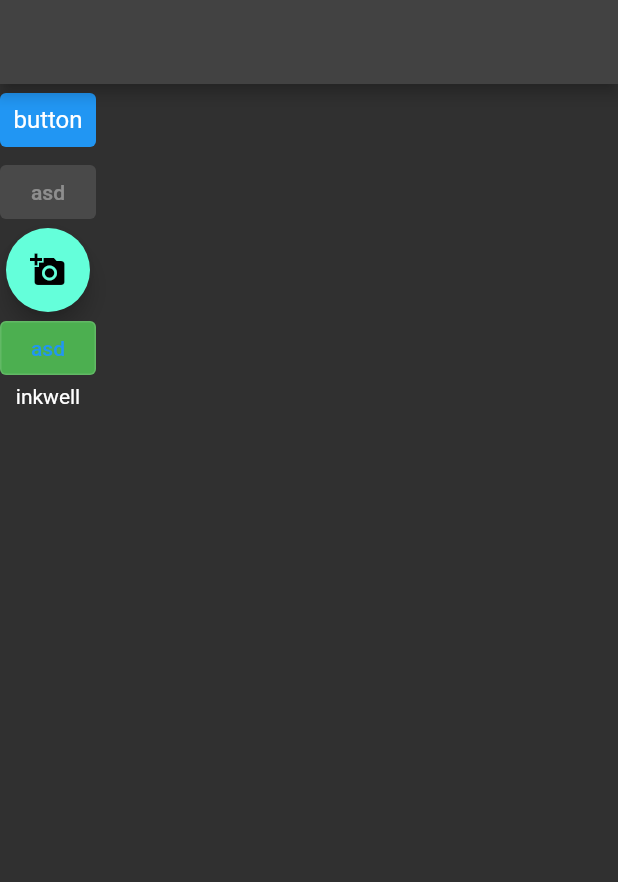
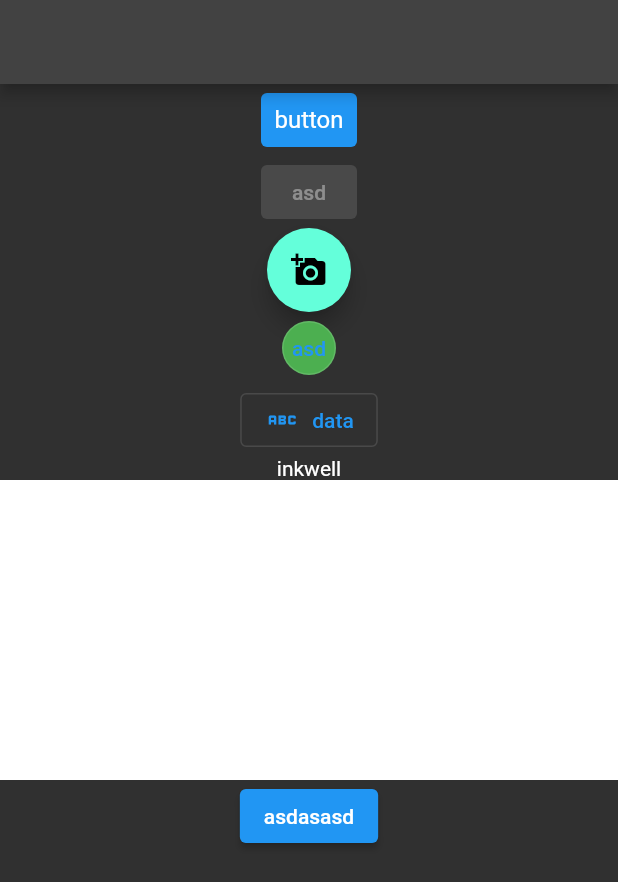
Before and after one commit to gitsametcan/LearnFlutter, a Flutter app: the screen it shows after launch, on a phone screen of 412 x 824 dp. Shown: the top 882 px of the screen. Run offline on Flutter 3.47's test engine with Material 2 defaults, Android fonts, the phone set to English and light mode, and no system bars.

Commit message:
Just buttons trying

```diff
--- a/flutter_projects/flutter_full_learn/lib/baslangic/button_learn.dart
+++ b/flutter_projects/flutter_full_learn/lib/baslangic/button_learn.dart
@@ -30,17 +30,31 @@ class ButtonLearn extends StatelessWidget {
         ),
         OutlinedButton(
           style: OutlinedButton.styleFrom(
-            backgroundColor: Colors.green
+            backgroundColor: Colors.green,
+            shape: const CircleBorder(),
+            padding: const EdgeInsets.all(10)
           ),
           onPressed: (){}, child: const Text('asd')),
+        OutlinedButton.icon(onPressed: (){}, icon: const Icon(Icons.abc), label: const Text("data")),
 
         InkWell(
           onTap: () {},
           child: const Text('inkwell'),
-        )
+        ),
+        Container(
+          height: 200,
+          color: Colors.white,
+        ),
+        ElevatedButton(
+          style: ElevatedButton.styleFrom(),
+          onPressed: (){}, child: const Text('asdasasd')
+        ),
 
         ],
       ),
     );
   }
 }
+
+//Borders
+//CircleBorder(), RoundedRectangleBorder()
```
